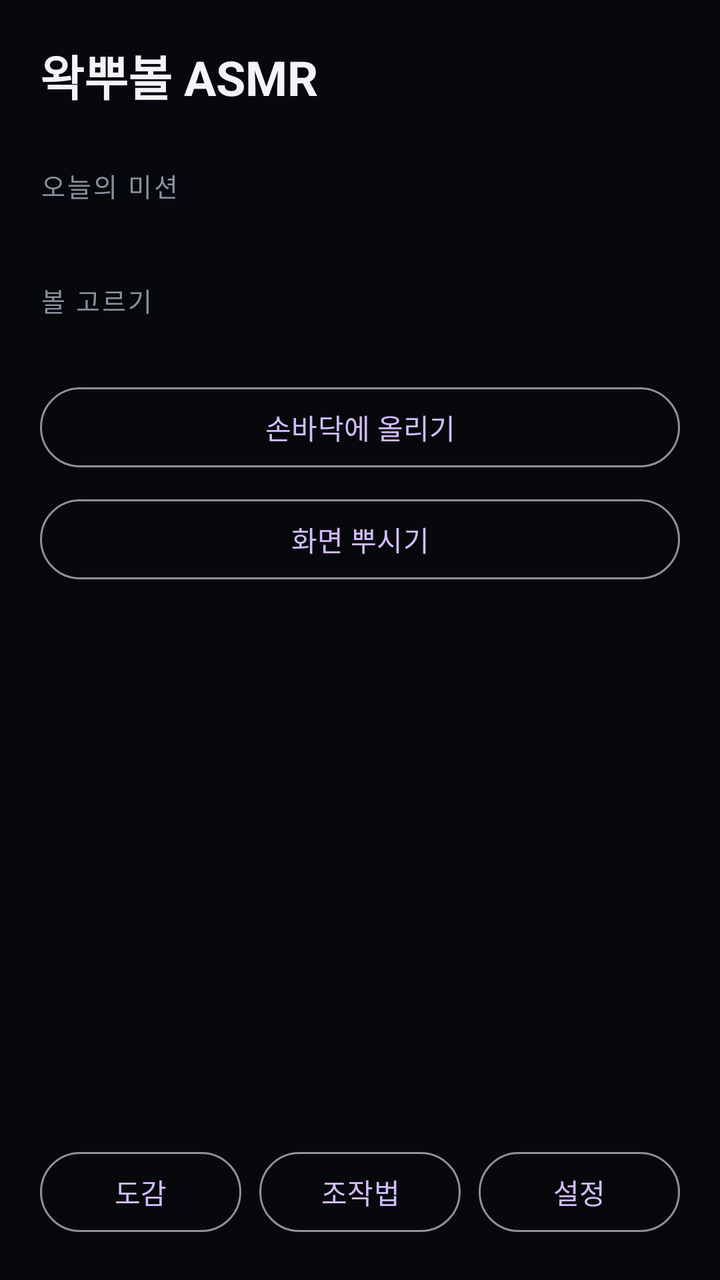
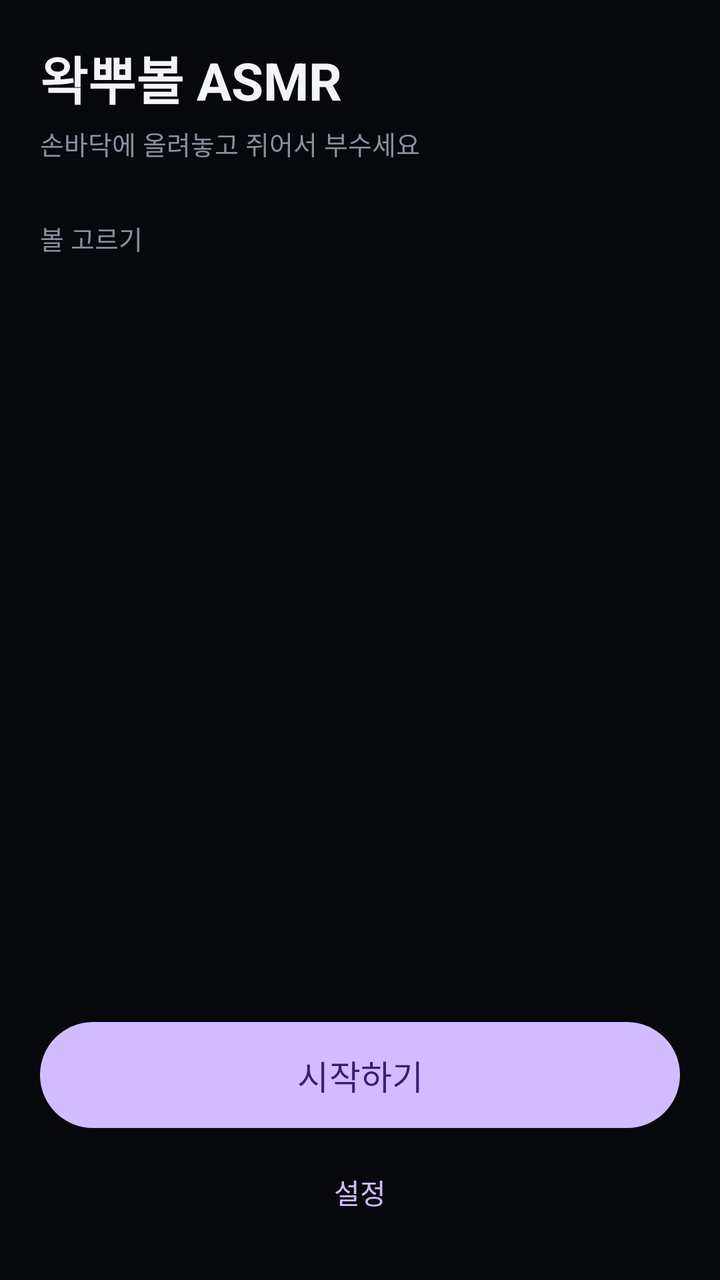

Compare the two renders of this Android layout. The source of the first and the diff that turns it into the second are given below.
<!-- AndroidManifest.xml: application theme Theme.WaxBall -->
<!-- res/layout/activity_home.xml -->
<?xml version="1.0" encoding="utf-8"?>
<ScrollView xmlns:android="http://schemas.android.com/apk/res/android"
    android:layout_width="match_parent"
    android:layout_height="match_parent"
    android:background="@color/surface"
    android:fillViewport="true">

    <LinearLayout
        android:layout_width="match_parent"
        android:layout_height="wrap_content"
        android:orientation="vertical"
        android:padding="20dp">

        <LinearLayout
            android:layout_width="match_parent"
            android:layout_height="wrap_content"
            android:gravity="center_vertical"
            android:orientation="horizontal">

            <TextView
                android:layout_width="0dp"
                android:layout_height="wrap_content"
                android:layout_weight="1"
                android:text="@string/app_name"
                android:textColor="@color/text_primary"
                android:textSize="24sp"
                android:textStyle="bold" />

            <TextView
                android:id="@+id/coinLabel"
                android:layout_width="wrap_content"
                android:layout_height="wrap_content"
                android:textColor="@color/accent_warm"
                android:textSize="16sp"
                android:textStyle="bold" />
        </LinearLayout>

        <TextView
            android:layout_width="wrap_content"
            android:layout_height="wrap_content"
            android:layout_marginTop="28dp"
            android:text="@string/home_missions"
            android:textColor="@color/text_muted"
            android:textSize="13sp"
            android:letterSpacing="0.08" />

        <LinearLayout
            android:id="@+id/missionList"
            android:layout_width="match_parent"
            android:layout_height="wrap_content"
            android:layout_marginTop="10dp"
            android:orientation="vertical" />

        <TextView
            android:layout_width="wrap_content"
            android:layout_height="wrap_content"
            android:layout_marginTop="28dp"
            android:text="@string/home_balls"
            android:textColor="@color/text_muted"
            android:textSize="13sp"
            android:letterSpacing="0.08" />

        <HorizontalScrollView
            android:layout_width="match_parent"
            android:layout_height="wrap_content"
            android:layout_marginTop="10dp"
            android:scrollbars="none">

            <LinearLayout
                android:id="@+id/ballList"
                android:layout_width="wrap_content"
                android:layout_height="wrap_content"
                android:orientation="horizontal" />
        </HorizontalScrollView>

        <Button
            android:id="@+id/arButton"
            style="@style/Widget.Material3.Button.OutlinedButton"
            android:layout_width="match_parent"
            android:layout_height="wrap_content"
            android:layout_marginTop="20dp"
            android:text="@string/ar_mode" />

        <Button
            android:id="@+id/smashButton"
            style="@style/Widget.Material3.Button.OutlinedButton"
            android:layout_width="match_parent"
            android:layout_height="wrap_content"
            android:layout_marginTop="8dp"
            android:text="@string/smash_mode" />

        <View
            android:layout_width="match_parent"
            android:layout_height="0dp"
            android:layout_weight="1"
            android:minHeight="24dp" />

        <LinearLayout
            android:layout_width="match_parent"
            android:layout_height="wrap_content"
            android:layout_marginTop="24dp"
            android:orientation="horizontal">

            <Button
                android:id="@+id/collectionButton"
                style="@style/Widget.Material3.Button.OutlinedButton"
                android:layout_width="0dp"
                android:layout_height="wrap_content"
                android:layout_marginEnd="6dp"
                android:layout_weight="1"
                android:text="@string/home_collection" />

            <Button
                android:id="@+id/controlsButton"
                style="@style/Widget.Material3.Button.OutlinedButton"
                android:layout_width="0dp"
                android:layout_height="wrap_content"
                android:layout_marginStart="3dp"
                android:layout_marginEnd="3dp"
                android:layout_weight="1"
                android:text="@string/controls" />

            <Button
                android:id="@+id/settingsButton"
                style="@style/Widget.Material3.Button.OutlinedButton"
                android:layout_width="0dp"
                android:layout_height="wrap_content"
                android:layout_marginStart="6dp"
                android:layout_weight="1"
                android:text="@string/home_settings" />
        </LinearLayout>
    </LinearLayout>
</ScrollView>
<!-- resources referenced by this layout -->
<resources>
  <color name="accent_warm">#FFC533</color>
  <color name="surface">#07080B</color>
  <color name="text_muted">#8A90A0</color>
  <color name="text_primary">#F2F4F8</color>
  <string name="app_name">왁뿌볼 ASMR</string>
  <string name="ar_mode">손바닥에 올리기</string>
  <string name="controls">조작법</string>
  <string name="home_balls">볼 고르기</string>
  <string name="home_collection">도감</string>
  <string name="home_missions">오늘의 미션</string>
  <string name="home_settings">설정</string>
  <string name="smash_mode">화면 뿌시기</string>
  <style name="Theme.WaxBall" parent="Theme.Material3.Dark.NoActionBar">
          <item name="android:statusBarColor">@color/surface</item>
          <item name="android:navigationBarColor">@color/surface</item>
          <item name="android:windowBackground">@color/surface</item>
      </style>
</resources>

<!-- the commit's change to res/layout/activity_home.xml (unified diff, before → after) -->
@@ -1,133 +1,85 @@
 <?xml version="1.0" encoding="utf-8"?>
-<ScrollView xmlns:android="http://schemas.android.com/apk/res/android"
+<LinearLayout xmlns:android="http://schemas.android.com/apk/res/android"
+    android:id="@+id/homeRoot"
     android:layout_width="match_parent"
     android:layout_height="match_parent"
     android:background="@color/surface"
-    android:fillViewport="true">
+    android:orientation="vertical"
+    android:padding="20dp">
 
-    <LinearLayout
+    <TextView
+        android:layout_width="wrap_content"
+        android:layout_height="wrap_content"
+        android:text="@string/app_name"
+        android:textColor="@color/text_primary"
+        android:textSize="26sp"
+        android:textStyle="bold" />
+
+    <TextView
+        android:layout_width="wrap_content"
+        android:layout_height="wrap_content"
+        android:layout_marginTop="4dp"
+        android:text="@string/home_tagline"
+        android:textColor="@color/text_muted"
+        android:textSize="13sp" />
+
+    <TextView
+        android:layout_width="wrap_content"
+        android:layout_height="wrap_content"
+        android:layout_marginTop="28dp"
+        android:text="@string/home_balls"
+        android:textColor="@color/text_muted"
+        android:textSize="13sp" />
+
+    <TextView
+        android:id="@+id/ballName"
         android:layout_width="match_parent"
         android:layout_height="wrap_content"
-        android:orientation="vertical"
-        android:padding="20dp">
+        android:layout_marginTop="2dp"
+        android:textColor="@color/text_primary"
+        android:textSize="19sp"
+        android:textStyle="bold" />
+
+    <TextView
+        android:id="@+id/ballDesc"
+        android:layout_width="match_parent"
+        android:layout_height="wrap_content"
+        android:textColor="@color/text_muted"
+        android:textSize="12sp" />
+
+    <HorizontalScrollView
+        android:layout_width="match_parent"
+        android:layout_height="wrap_content"
+        android:layout_marginTop="12dp"
+        android:scrollbars="none">
 
         <LinearLayout
-            android:layout_width="match_parent"
-            android:layout_height="wrap_content"
-            android:gravity="center_vertical"
-            android:orientation="horizontal">
-
-            <TextView
-                android:layout_width="0dp"
-                android:layout_height="wrap_content"
-                android:layout_weight="1"
-                android:text="@string/app_name"
-                android:textColor="@color/text_primary"
-                android:textSize="24sp"
-                android:textStyle="bold" />
-
-            <TextView
-                android:id="@+id/coinLabel"
-                android:layout_width="wrap_content"
-                android:layout_height="wrap_content"
-                android:textColor="@color/accent_warm"
-                android:textSize="16sp"
-                android:textStyle="bold" />
-        </LinearLayout>
-
-        <TextView
+            android:id="@+id/ballList"
             android:layout_width="wrap_content"
             android:layout_height="wrap_content"
-            android:layout_marginTop="28dp"
-            android:text="@string/home_missions"
-            android:textColor="@color/text_muted"
-            android:textSize="13sp"
-            android:letterSpacing="0.08" />
+            android:orientation="horizontal" />
+    </HorizontalScrollView>
 
-        <LinearLayout
-            android:id="@+id/missionList"
-            android:layout_width="match_parent"
-            android:layout_height="wrap_content"
-            android:layout_marginTop="10dp"
-            android:orientation="vertical" />
+    <View
+        android:layout_width="match_parent"
+        android:layout_height="0dp"
+        android:layout_weight="1" />
 
-        <TextView
-            android:layout_width="wrap_content"
-            android:layout_height="wrap_content"
-            android:layout_marginTop="28dp"
-            android:text="@string/home_balls"
-            android:textColor="@color/text_muted"
-            android:textSize="13sp"
-            android:letterSpacing="0.08" />
+    <Button
+        android:id="@+id/startButton"
+        style="@style/Widget.Material3.Button"
+        android:layout_width="match_parent"
+        android:layout_height="wrap_content"
+        android:paddingTop="14dp"
+        android:paddingBottom="14dp"
+        android:text="@string/home_start"
+        android:textSize="17sp" />
 
-        <HorizontalScrollView
-            android:layout_width="match_parent"
-            android:layout_height="wrap_content"
-            android:layout_marginTop="10dp"
-            android:scrollbars="none">
-
-            <LinearLayout
-                android:id="@+id/ballList"
-                android:layout_width="wrap_content"
-                android:layout_height="wrap_content"
-                android:orientation="horizontal" />
-        </HorizontalScrollView>
-
-        <Button
-            android:id="@+id/arButton"
-            style="@style/Widget.Material3.Button.OutlinedButton"
-            android:layout_width="match_parent"
-            android:layout_height="wrap_content"
-            android:layout_marginTop="20dp"
-            android:text="@string/ar_mode" />
-
-        <Button
-            android:id="@+id/smashButton"
-            style="@style/Widget.Material3.Button.OutlinedButton"
-            android:layout_width="match_parent"
-            android:layout_height="wrap_content"
-            android:layout_marginTop="8dp"
-            android:text="@string/smash_mode" />
-
-        <View
-            android:layout_width="match_parent"
-            android:layout_height="0dp"
-            android:layout_weight="1"
-            android:minHeight="24dp" />
-
-        <LinearLayout
-            android:layout_width="match_parent"
-            android:layout_height="wrap_content"
-            android:layout_marginTop="24dp"
-            android:orientation="horizontal">
-
-            <Button
-                android:id="@+id/collectionButton"
-                style="@style/Widget.Material3.Button.OutlinedButton"
-                android:layout_width="0dp"
-                android:layout_height="wrap_content"
-                android:layout_marginEnd="6dp"
-                android:layout_weight="1"
-                android:text="@string/home_collection" />
-
-            <Button
-                android:id="@+id/controlsButton"
-                style="@style/Widget.Material3.Button.OutlinedButton"
-                android:layout_width="0dp"
-                android:layout_height="wrap_content"
-                android:layout_marginStart="3dp"
-                android:layout_marginEnd="3dp"
-                android:layout_weight="1"
-                android:text="@string/controls" />
-
-            <Button
-                android:id="@+id/settingsButton"
-                style="@style/Widget.Material3.Button.OutlinedButton"
-                android:layout_width="0dp"
-                android:layout_height="wrap_content"
-                android:layout_marginStart="6dp"
-                android:layout_weight="1"
-                android:text="@string/home_settings" />
-        </LinearLayout>
-    </LinearLayout>
-</ScrollView>
+    <Button
+        android:id="@+id/settingsButton"
+        style="@style/Widget.Material3.Button.TextButton"
+        android:layout_width="match_parent"
+        android:layout_height="wrap_content"
+        android:layout_marginTop="4dp"
+        android:text="@string/home_settings" />
+</LinearLayout>
<!-- resource entries referenced after the edit -->
@@ -1,17 +1,13 @@
 <!-- resources referenced by this layout -->
 <resources>
-  <color name="accent_warm">#FFC533</color>
   <color name="surface">#07080B</color>
   <color name="text_muted">#8A90A0</color>
   <color name="text_primary">#F2F4F8</color>
   <string name="app_name">왁뿌볼 ASMR</string>
-  <string name="ar_mode">손바닥에 올리기</string>
-  <string name="controls">조작법</string>
   <string name="home_balls">볼 고르기</string>
-  <string name="home_collection">도감</string>
-  <string name="home_missions">오늘의 미션</string>
   <string name="home_settings">설정</string>
-  <string name="smash_mode">화면 뿌시기</string>
+  <string name="home_start">시작하기</string>
+  <string name="home_tagline">손바닥에 올려놓고 쥐어서 부수세요</string>
   <style name="Theme.WaxBall" parent="Theme.Material3.Dark.NoActionBar">
           <item name="android:statusBarColor">@color/surface</item>
           <item name="android:navigationBarColor">@color/surface</item>
